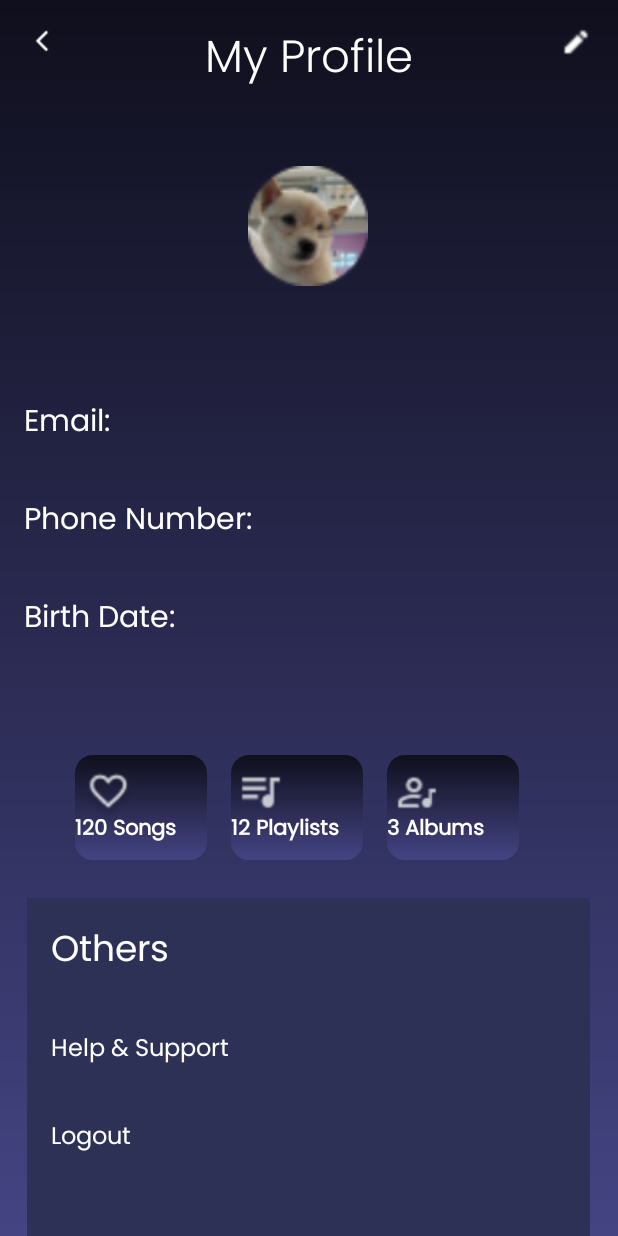
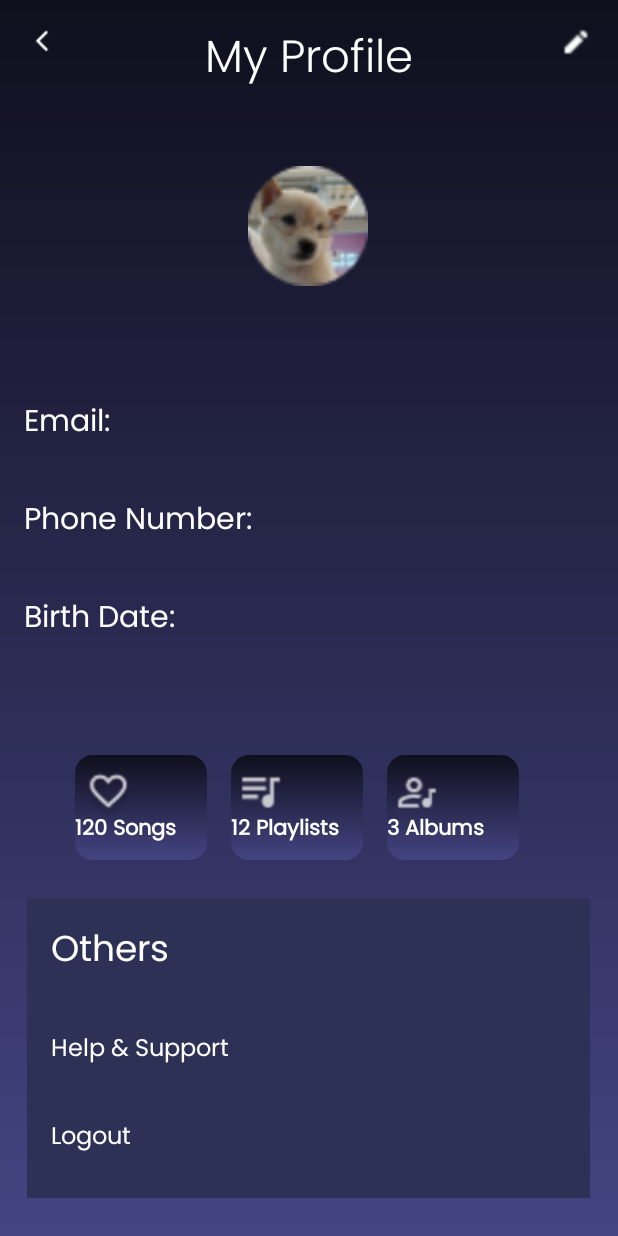
Before and after one commit to erianaerwt/vibeTune, an Android app: the ProfileActivity screen opened directly, with no data from a screen before it, on a phone screen of 412 x 824 dp. Run offline under Robolectric (Android 15) with nearby library versions, the phone set to English and light mode, and no system bars; our stand-ins replace Firebase (no records; nobody signed in at launch, a user with empty details on screens opened directly).

Commit message:
update profil

```diff
--- a/app/src/main/res/layout/profil.xml
+++ b/app/src/main/res/layout/profil.xml
@@ -242,7 +242,7 @@
     <LinearLayout
         android:id="@+id/others"
         android:layout_width="375dp"
-        android:layout_height="260dp"
+        android:layout_height="200dp"
         android:orientation="vertical"
         android:background="#2D3155"
         android:layout_marginTop="25dp"
```
